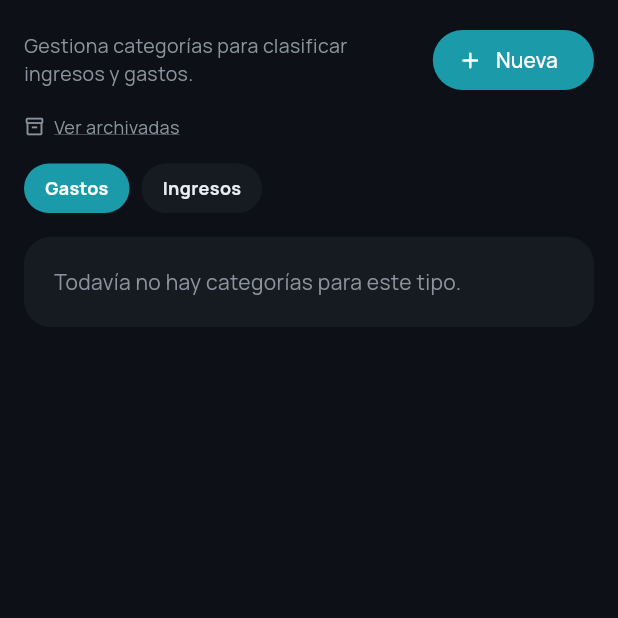
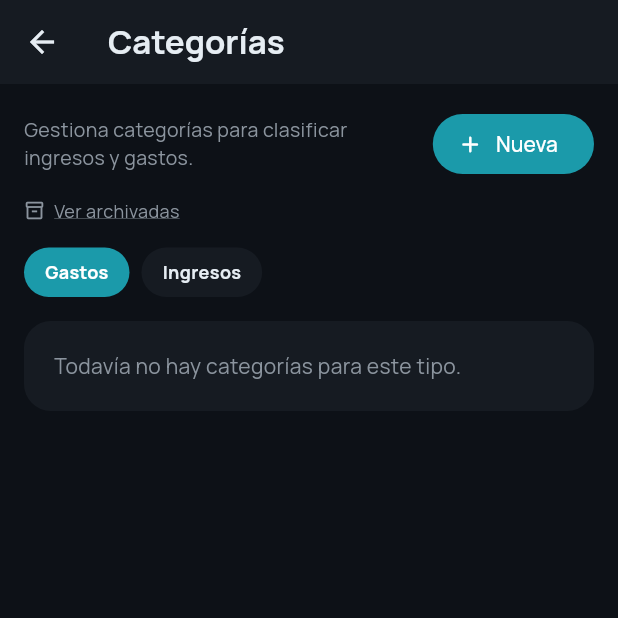
Before and after one commit to alexguerrag/finaper, a Flutter app: the CategoriesScreen screen opened directly, on a phone screen of 412 x 824 dp, the top half of it. Run offline on Flutter 3.47's test engine with Material 3 defaults, Android fonts, the phone set to English and light mode, and no system bars; our stand-ins replace equatable, file_picker, fl_chart, flutter_local_notifications, google_fonts, open_filex and 2 more; accounts and stored records are empty.

Commit message:
fix(categories): add Scaffold+AppBar to CategoriesScreen
Screen was designed for CatalogsScreen's TabBarView and had no own
Scaffold. Now accessed directly via route, it rendered without Material
context causing huge unstyled text. Same fix applied earlier to AccountsScreen.

Co-Authored-By: Claude Sonnet 4.6 <noreply@anthropic.com>

```diff
--- a/lib/features/categories/presentation/screens/categories_screen.dart
+++ b/lib/features/categories/presentation/screens/categories_screen.dart
@@ -243,10 +243,20 @@ class _CategoriesScreenState extends State<CategoriesScreen> {
 
   @override
   Widget build(BuildContext context) {
-    return RefreshIndicator(
-      onRefresh: _loadCategories,
-      child: ListView(
-        padding: const EdgeInsets.all(16),
+    return Scaffold(
+      backgroundColor: AppTheme.background,
+      appBar: AppBar(
+        title: Text(
+          'Categorías',
+          style: GoogleFonts.manrope(fontWeight: FontWeight.w700),
+        ),
+      ),
+      body: _isLoading
+          ? const Center(child: CircularProgressIndicator())
+          : RefreshIndicator(
+              onRefresh: _loadCategories,
+              child: ListView(
+                padding: const EdgeInsets.all(16),
         children: [
           Row(
             children: [
@@ -423,7 +433,8 @@ class _CategoriesScreenState extends State<CategoriesScreen> {
             ),
         ],
       ),
-    );
+    ),
+  );
   }
 }
 
```
